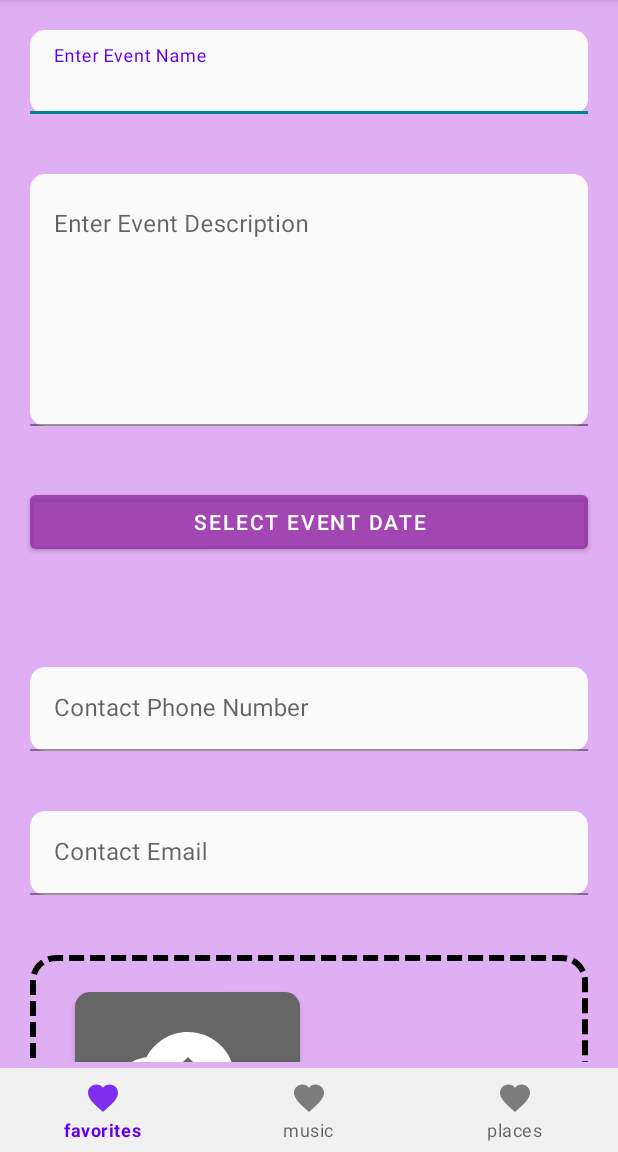
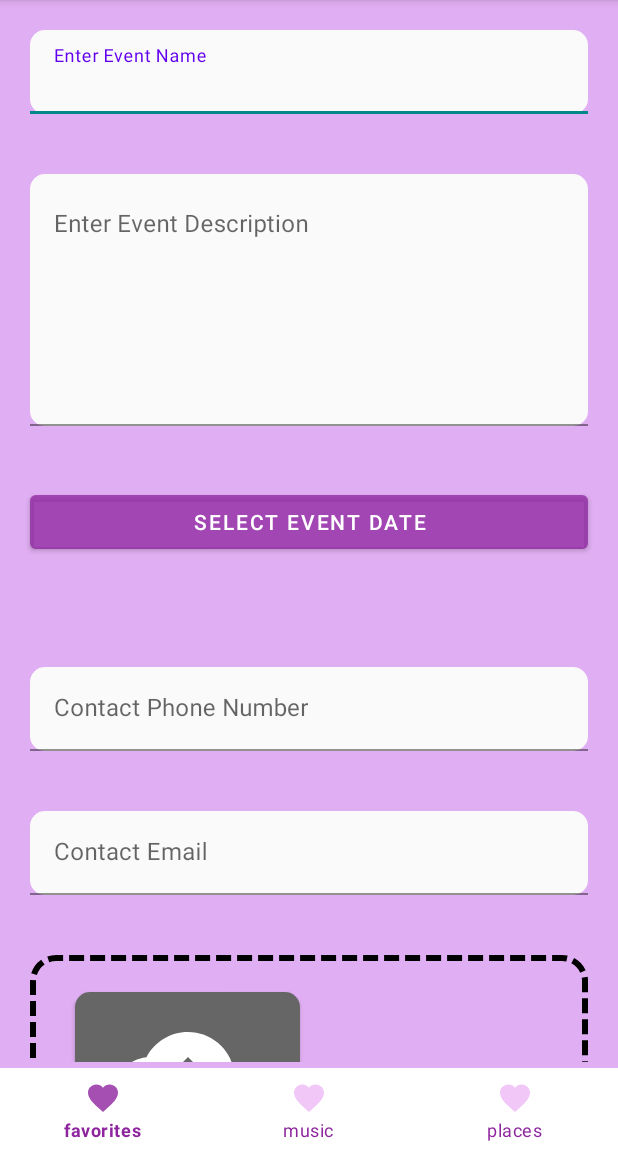
Before and after one commit to MohammedMasiuddin/LetsVolunteer_0.1, an Android app: the screen it shows after launch (MainActivity), on a phone screen of 412 x 824 dp, the part 84-1236 px from its top. Run offline under Robolectric (Android 15) with nearby library versions, the phone set to English and light mode, and no system bars; our stand-ins replace Firebase (no records; nobody signed in at launch, a user with empty details on screens opened directly).

Commit message:
Designing Bottom navigation

```diff
--- /dev/null
+++ b/app/src/main/res/drawable/bottom_nav_item_color.xml
@@ -0,0 +1,10 @@
+<?xml version="1.0" encoding="utf-8"?>
+<selector xmlns:android="http://schemas.android.com/apk/res/android">
+
+    <item android:state_checked="true"
+        android:color="#8E259F"/>
+
+    <item android:state_checked="false"
+        android:color="#ecbaf5"/>
+
+</selector>
--- a/app/src/main/res/layout/activity_main.xml
+++ b/app/src/main/res/layout/activity_main.xml
@@ -25,8 +25,12 @@
             android:id="@+id/bottom_navigation"
             android:layout_width="match_parent"
             android:layout_height="wrap_content"
-            android:background="#f1f1f1"
-            app:menu="@menu/bottom_nav_menu"/>
+            android:background="@color/white"
+            app:itemHorizontalTranslationEnabled="true"
+            app:itemIconTint="@drawable/bottom_nav_item_color"
+            app:itemRippleColor="#cc80d9"
+            app:itemTextColor="#8E259F"
+            app:menu="@menu/bottom_nav_menu" />
 
     </LinearLayout>
 
--- a/app/src/main/res/menu/bottom_nav_menu.xml
+++ b/app/src/main/res/menu/bottom_nav_menu.xml
@@ -5,6 +5,8 @@
         android:id="@+id/page_1"
         android:enabled="true"
         android:icon="@drawable/ic_favorite"
+
+        android:iconTint="#cc80d9"
         android:title="@string/favorites"/>
     <item
         android:id="@+id/page_2"
```
